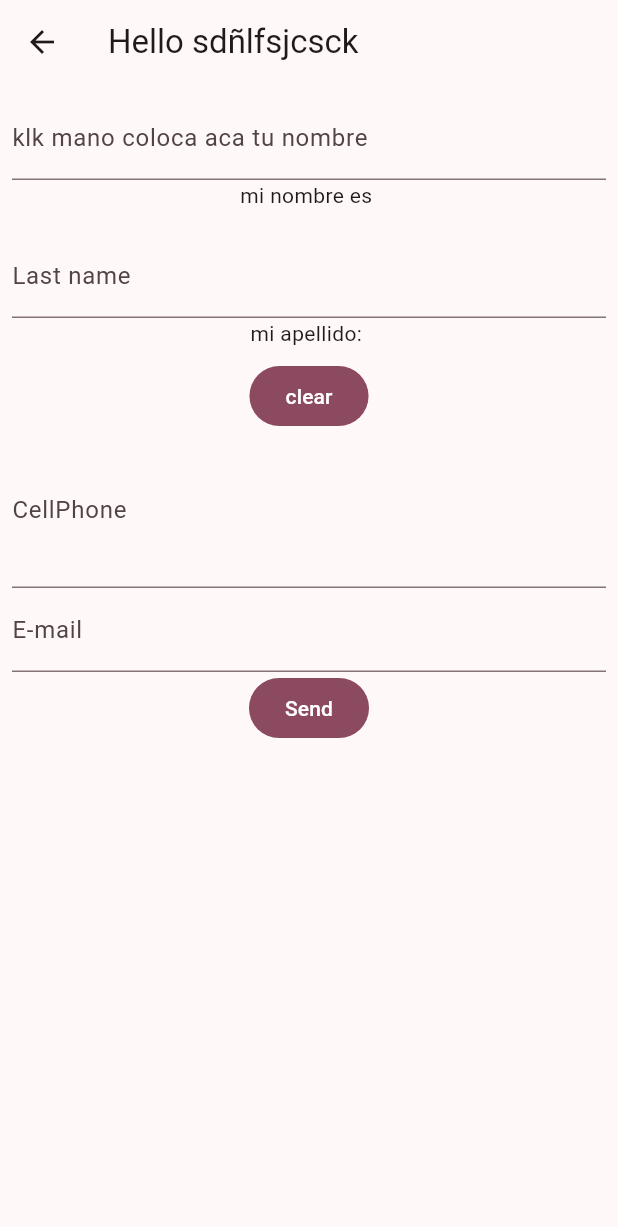
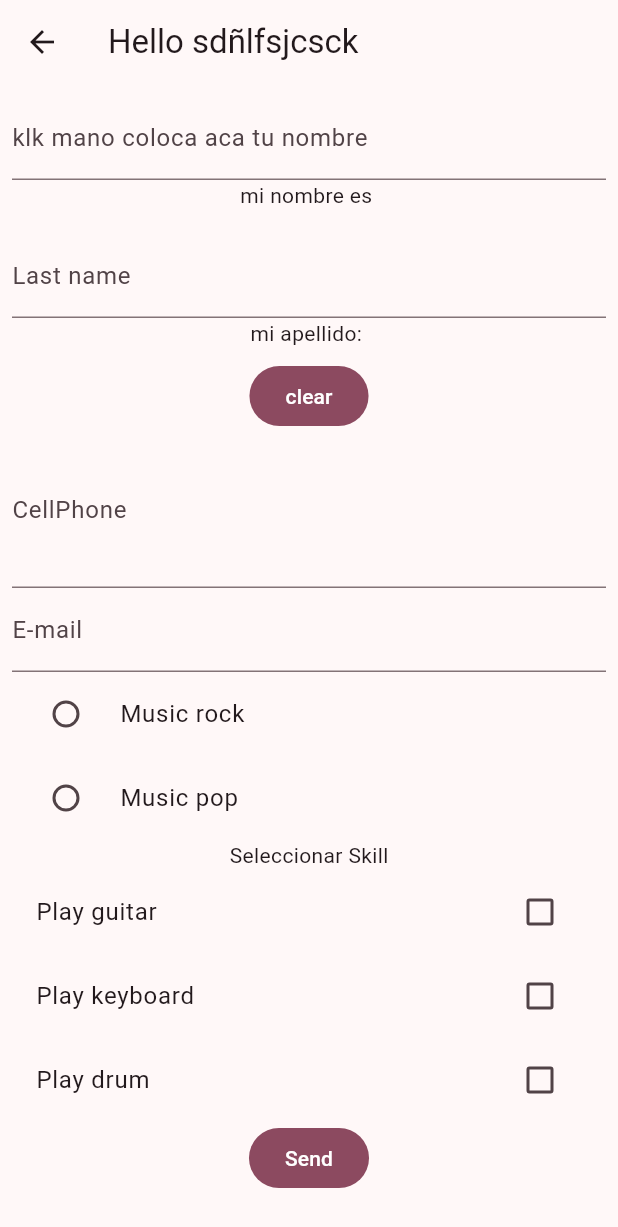
Before and after one commit to SergioDF07/proyectoide, a Flutter app: the screen it shows after launch, after a tap on "Formulario Screen", on a phone screen of 412 x 824 dp. Shown: the top 1227 px of the screen. Run offline on Flutter 3.47's test engine with Material 3 defaults, Android fonts, the phone set to English and light mode, and no system bars; our stand-ins replace dio; network calls fail.

Commit message:
Arreglar compatibilidad con Dart 3.9 y agregar radios y checkboxes al formulario
- Bajar restriccion de SDK a ^3.9.0 para que funcione con Flutter 3.35
- Cambiar constructores `const new(...)` por el nombre de la clase
- Agregar RadioListTile "Music rock" / "Music pop" en FormularioScreen
- Agregar "Seleccionar Skill" con checkboxes Play guitar / keyboard / drum

Co-Authored-By: Claude Opus 5.5 <noreply@anthropic.com>

```diff
--- a/lib/main.dart
+++ b/lib/main.dart
@@ -6,7 +6,7 @@ void main() {
 }
 
 class MyApp extends StatelessWidget {
-  const new({super.key});
+  const MyApp({super.key});
 
   @override
   Widget build(BuildContext context) {
--- a/lib/presentation/home/formulario/formulario_screen.dart
+++ b/lib/presentation/home/formulario/formulario_screen.dart
@@ -63,7 +63,7 @@ class _FormularioScreenState extends State<FormularioScreen> {
 }
 
 class _FormCustom extends StatefulWidget {
-  const _FormCustom({super.key});
+  const _FormCustom();
 
   @override
   State<_FormCustom> createState() => _FormCustomState();
@@ -73,6 +73,10 @@ class _FormCustomState extends State<_FormCustom> {
 
   final _formController = GlobalKey<FormState>();
   String cellPhone = "";
+  String? music;
+  bool playGuitar = false;
+  bool playKeyboard = false;
+  bool playDrum = false;
   void send(){
     if(_formController.currentState!.validate()){
       print("Error");
@@ -123,6 +127,50 @@ class _FormCustomState extends State<_FormCustom> {
             return null;
           },
         ),
+        RadioGroup<String>(
+          groupValue: music,
+          onChanged: (value) {
+            music = value;
+            setState(() {});
+          },
+          child: Column(
+            children: [
+              RadioListTile<String>(
+                title: Text("Music rock"),
+                value: "rock",
+              ),
+              RadioListTile<String>(
+                title: Text("Music pop"),
+                value: "pop",
+              ),
+            ],
+          ),
+        ),
+        Text("Seleccionar Skill"),
+        CheckboxListTile(
+          title: Text("Play guitar"),
+          value: playGuitar,
+          onChanged: (value) {
+            playGuitar = value ?? false;
+            setState(() {});
+          },
+        ),
+        CheckboxListTile(
+          title: Text("Play keyboard"),
+          value: playKeyboard,
+          onChanged: (value) {
+            playKeyboard = value ?? false;
+            setState(() {});
+          },
+        ),
+        CheckboxListTile(
+          title: Text("Play drum"),
+          value: playDrum,
+          onChanged: (value) {
+            playDrum = value ?? false;
+            setState(() {});
+          },
+        ),
         FilledButton(onPressed: send, child: Text("Send"))
         ],
       )
--- a/lib/presentation/home/pageView/page_view_screen.dart
+++ b/lib/presentation/home/pageView/page_view_screen.dart
@@ -7,7 +7,7 @@ const List<Widget> elementos = [
 ];
 
 class PageViewScreen extends StatefulWidget {
-  const new({super.key});
+  const PageViewScreen({super.key});
 
   @override
   State<PageViewScreen> createState() => _PageViewScreenState();
--- a/lib/presentation/home/screens/home_screen.dart
+++ b/lib/presentation/home/screens/home_screen.dart
@@ -8,7 +8,7 @@ import 'package:proyectoide/presentation/rutaArriba/ruta_arriba_screen.dart';
 import 'package:proyectoide/presentation/shared/drawer_custom.dart';
 
 class HomeScreen extends StatelessWidget {
-  const new ({super.key});
+  const HomeScreen({super.key});
 
   @override
   Widget build(BuildContext context) {
--- a/lib/presentation/infinito/infinito_screen.dart
+++ b/lib/presentation/infinito/infinito_screen.dart
@@ -3,7 +3,7 @@ import 'package:proyectoide/models/infinito_model.dart';
 import 'package:proyectoide/services/infinito_service.dart';
 
 class InfinitoScreen extends StatefulWidget {
-  const new({super.key});
+  const InfinitoScreen({super.key});
 
   @override
   State<InfinitoScreen> createState() => _InfinitoScreenState();
--- a/lib/presentation/peticiones/peticion_screen.dart
+++ b/lib/presentation/peticiones/peticion_screen.dart
@@ -3,7 +3,7 @@ import 'package:proyectoide/models/product_model.dart';
 import 'package:proyectoide/services/product_service.dart';
 
 class PeticionScreen extends StatelessWidget {
-  const new({super.key});
+  const PeticionScreen({super.key});
 
   @override
   Widget build(BuildContext context) {
--- a/lib/presentation/rutaAbajo/ruta_abajo_screen.dart
+++ b/lib/presentation/rutaAbajo/ruta_abajo_screen.dart
@@ -1,7 +1,7 @@
 import 'package:flutter/material.dart';
 
 class RutaAbajoScreen extends StatelessWidget {
-  const new({super.key});
+  const RutaAbajoScreen({super.key});
 
   @override
   Widget build(BuildContext context) {
--- a/lib/presentation/rutaArriba/ruta_arriba_screen.dart
+++ b/lib/presentation/rutaArriba/ruta_arriba_screen.dart
@@ -7,7 +7,7 @@ final List<Widget> _screen = [
 ];
 
 class RutaArribaScreen extends StatefulWidget {
-  const new({super.key});
+  const RutaArribaScreen({super.key});
 
   @override
   State<RutaArribaScreen> createState() => _RutaArribaScreenState();
--- a/lib/presentation/shared/drawer_custom.dart
+++ b/lib/presentation/shared/drawer_custom.dart
@@ -3,7 +3,7 @@ import 'package:proyectoide/presentation/rutaAbajo/ruta_abajo_screen.dart';
 import 'package:proyectoide/presentation/rutaArriba/ruta_arriba_screen.dart';
 
 class DrawerCustom extends StatelessWidget {
-  const new({super.key});
+  const DrawerCustom({super.key});
 
   @override
   Widget build(BuildContext context) {
--- a/pubspec.yaml
+++ b/pubspec.yaml
@@ -19,7 +19,7 @@ publish_to: 'none' # Remove this line if you wish to publish to pub.dev
 version: 1.0.0+1
 
 environment:
-  sdk: ^3.13.1
+  sdk: ^3.9.0
 
 # Dependencies specify other packages that your package needs in order to work.
 # To automatically upgrade your package dependencies to the latest versions
```
Also changed, not shown: pubspec.lock.
